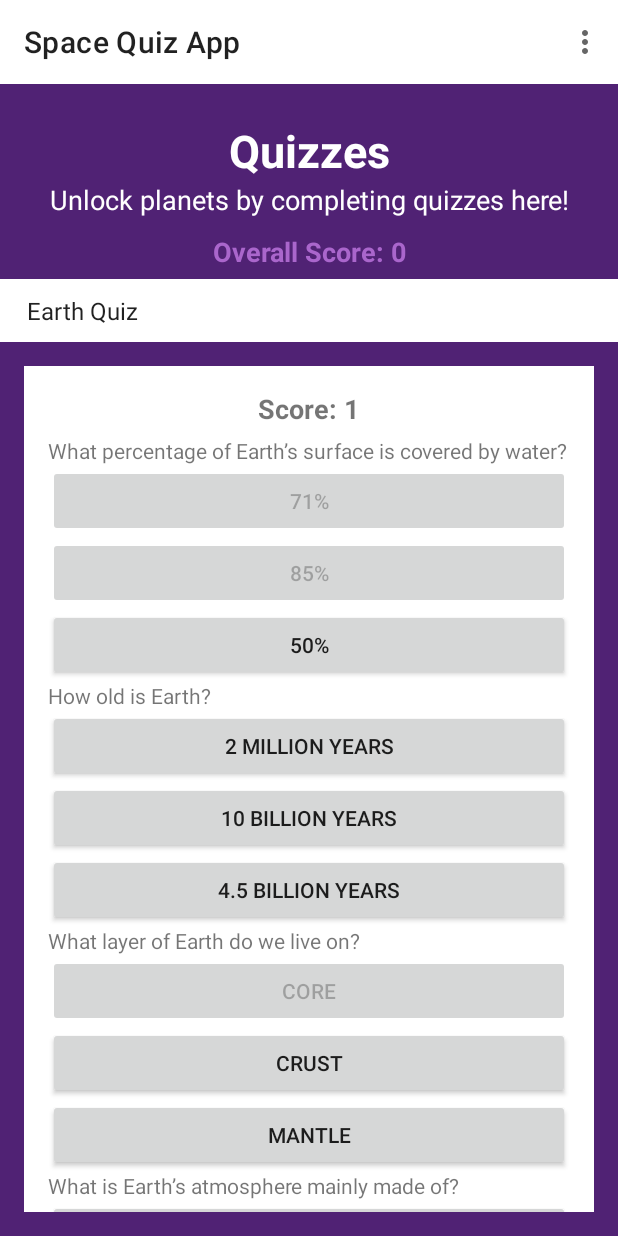
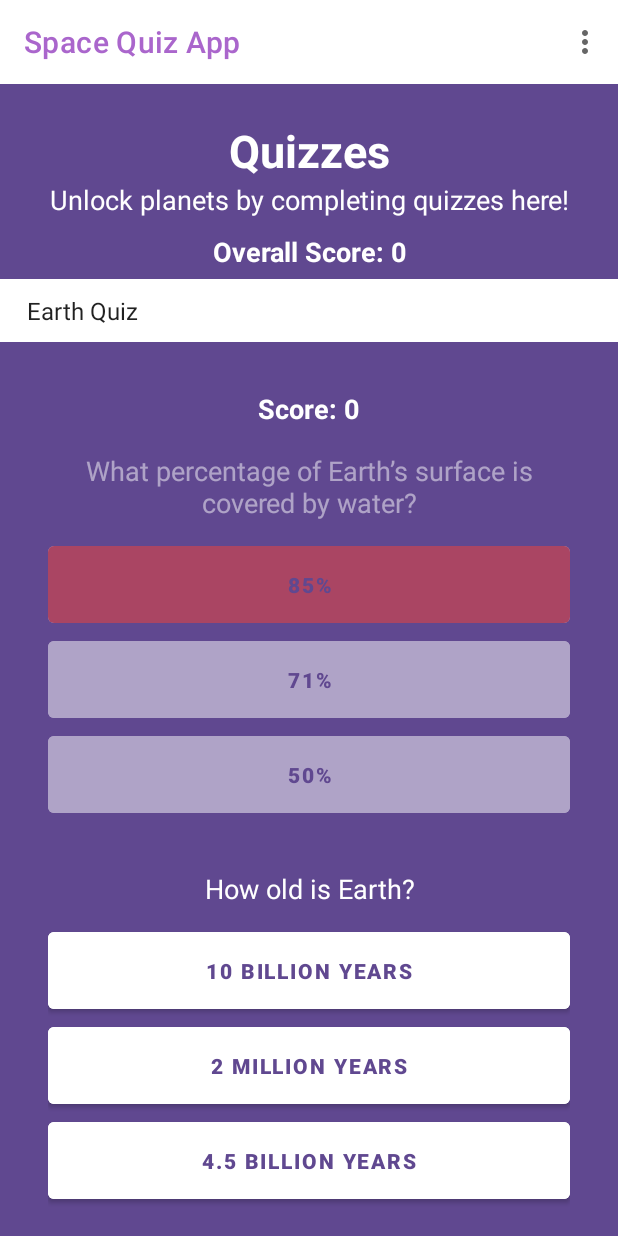
Before and after one commit to amberhogarth/Space_Quiz_App, an Android app: the QuizFragment screen opened directly, with no data from a screen before it, after a tap on "85%", on a phone screen of 412 x 824 dp. Run offline under Robolectric (Android 15) with nearby library versions, the phone set to English and light mode, and no system bars; our stand-ins replace Room's generated code; 3 other taps on this screen came first.

Commit message:
Adjust UI and edit quiz functionality to only be able to answer once per question

```diff
--- a/app/src/main/java/au/edu/jcu/spacequizapp/main/ARActivity.kt
+++ b/app/src/main/java/au/edu/jcu/spacequizapp/main/ARActivity.kt
@@ -9,12 +9,9 @@ import com.google.android.material.floatingactionbutton.ExtendedFloatingActionBu
 import com.google.ar.core.Config
 import io.github.sceneview.ar.ArSceneView
 import io.github.sceneview.ar.node.ArModelNode
-import io.github.sceneview.node.VideoNode
 import io.github.sceneview.math.Position
-import android.media.MediaPlayer
 import android.view.Menu
 import android.view.MenuItem
-import android.widget.Toast
 import androidx.appcompat.widget.Toolbar
 import au.edu.jcu.spacequizapp.R
 import io.github.sceneview.ar.node.PlacementMode
--- a/app/src/main/java/au/edu/jcu/spacequizapp/main/QuizFragment.kt
+++ b/app/src/main/java/au/edu/jcu/spacequizapp/main/QuizFragment.kt
@@ -1,15 +1,21 @@
 package au.edu.jcu.spacequizapp.main
 
+import android.annotation.SuppressLint
 import android.content.Context
+import android.graphics.Color
 import android.os.Bundle
+import android.view.Gravity
 import android.view.LayoutInflater
 import android.view.View
 import android.view.ViewGroup
 import android.widget.Button
+import android.widget.LinearLayout
 import android.widget.TextView
 import android.widget.Toast
 import androidx.appcompat.app.AlertDialog
+import androidx.core.view.children
 import androidx.fragment.app.Fragment
+import au.edu.jcu.spacequizapp.R
 import au.edu.jcu.spacequizapp.databinding.FragmentQuizBinding
 import kotlinx.coroutines.CoroutineScope
 import kotlinx.coroutines.Dispatchers
@@ -69,6 +75,7 @@ class QuizFragment : Fragment() {
         }
     }
 
+    @SuppressLint("InflateParams")
     private fun displayQuestions(questions: List<Question>) {
         CoroutineScope(Dispatchers.IO).launch {
             val db = AppDatabase.getDatabase(requireContext())
@@ -77,58 +84,103 @@ class QuizFragment : Fragment() {
             withContext(Dispatchers.Main) {
                 val isCompleted = quiz.completed
 
-                // Clear the question container to avoid duplication
+                // Update the quiz overlay visibility
+                val overlay = binding.root.findViewById<View>(R.id.quizOverlay)
+                val content = binding.root.findViewById<LinearLayout>(R.id.quizContent)
+
+                if (isCompleted) {
+                    overlay.visibility = View.VISIBLE
+                    content.alpha = 0.5f // Dim the content
+                } else {
+                    overlay.visibility = View.GONE
+                    content.alpha = 1f // Normal opacity
+                }
+
+                // Clear the question container before adding new questions
                 binding.questionContainer.removeAllViews()
 
                 for (question in questions) {
+                    // Question text view
                     val questionView = TextView(requireContext()).apply {
+                        id = View.generateViewId()
                         text = question.questionText
+                        setTextColor(Color.WHITE)
+                        textSize = 18f
+                        setPadding(0, 16, 0, 16)
+                        gravity = Gravity.CENTER_HORIZONTAL
+                    }
+                    binding.questionContainer.addView(questionView)
+
+                    // Buttons for the options
+                    val optionButtons = listOf(
+                        layoutInflater.inflate(R.layout.item_quiz_button, null) as Button,
+                        layoutInflater.inflate(R.layout.item_quiz_button, null) as Button,
+                        layoutInflater.inflate(R.layout.item_quiz_button, null) as Button
+                    ).apply {
+                        this[0].text = question.correctAnswer
+                        this[1].text = question.optionTwo
+                        this[2].text = question.optionThree
+                    }.shuffled()
+
+                    // Set up each button's behavior
+                    optionButtons.forEach { button ->
+                        button.isEnabled = !isCompleted // Disable if quiz is completed
+                        button.setOnClickListener {
+                            handleAnswerClick(button, question.correctAnswer, optionButtons)
+                        }
+                        binding.questionContainer.addView(button)
                     }
 
-                    val optionButtons = listOf(
-                        Button(requireContext()).apply { text = question.correctAnswer },
-                        Button(requireContext()).apply { text = question.optionTwo },
-                        Button(requireContext()).apply { text = question.optionThree }
-                    ).shuffled()
-
-                    binding.questionContainer.apply {
-                        addView(questionView)
-                        optionButtons.forEach { button ->
-                            addView(button)
-                            button.isEnabled = !isCompleted // Disable buttons for completed quizzes
-                            if (!isCompleted) {
-                                button.setOnClickListener {
-                                    handleAnswerClick(button, question.correctAnswer)
-                                }
-                            }
-                        }
+                    // Spacer between questions
+                    val spacerView = View(requireContext()).apply {
+                        layoutParams = LinearLayout.LayoutParams(
+                            LinearLayout.LayoutParams.MATCH_PARENT,
+                            32 // Height of the spacer
+                        )
                     }
+                    binding.questionContainer.addView(spacerView)
                 }
 
-                // Disable the Submit button if the quiz is completed
-                submitButton.isEnabled = !isCompleted
-
-                // Show a toast message if the quiz is view-only
                 if (isCompleted) {
-                    Toast.makeText(requireContext(), "Quiz is view-only. You scored 10/10!", Toast.LENGTH_LONG).show()
+                    Toast.makeText(
+                        requireContext(),
+                        "This quiz is completed and view-only.",
+                        Toast.LENGTH_LONG
+                    ).show()
                 }
             }
         }
     }
 
-
-    private fun handleAnswerClick(button: Button, correctAnswer: String) {
+    private fun handleAnswerClick(button: Button, correctAnswer: String, optionButtons: List<Button>) {
         if (button.isEnabled) {
+            // Check if the answer is correct
             if (button.text == correctAnswer) {
                 score += 1
+                button.setBackgroundColor(Color.parseColor("#4CAF50")) // Green for correct
                 Toast.makeText(requireContext(), "Correct!", Toast.LENGTH_SHORT).show()
             } else {
-                Toast.makeText(requireContext(), "Try again!", Toast.LENGTH_SHORT).show()
+                button.setBackgroundColor(Color.parseColor("#F44336")) // Red for incorrect
+                Toast.makeText(requireContext(), "Incorrect!", Toast.LENGTH_SHORT).show()
             }
-            button.isEnabled = false
+
+            // Disable all buttons for this question
+            optionButtons.forEach { btn ->
+                btn.isEnabled = false
+                btn.alpha = 0.5f // Dim all buttons
+            }
+
+            // Find the question text view within the parent container
+            val questionGroup = button.parent as? LinearLayout
+            val questionTextView = questionGroup?.getChildAt(0) as? TextView
+            questionTextView?.alpha = 0.5f // Dim the question text
+
             updateScoreDisplay()
         }
     }
+
+
+
 
     private fun updateScoreDisplay() {
         "Score: $score".also { scoreTextView.text = it }
--- a/app/src/main/res/layout/activity_ar.xml
+++ b/app/src/main/res/layout/activity_ar.xml
@@ -20,7 +20,9 @@
         android:background="@android:color/white"
         app:layout_constraintEnd_toEndOf="parent"
         app:layout_constraintStart_toStartOf="parent"
-        app:layout_constraintTop_toTopOf="parent" />
+        app:layout_constraintTop_toTopOf="parent"
+        app:titleTextColor="@android:color/holo_purple"
+        android:title="@string/astro_adventure"/>
 
     <!-- Place Button for the AR model -->
     <com.google.android.material.floatingactionbutton.ExtendedFloatingActionButton
--- a/app/src/main/res/layout/activity_quiz.xml
+++ b/app/src/main/res/layout/activity_quiz.xml
@@ -2,14 +2,19 @@
 <LinearLayout xmlns:android="http://schemas.android.com/apk/res/android"
     android:layout_width="match_parent"
     android:layout_height="match_parent"
+    xmlns:app="http://schemas.android.com/apk/res-auto"
     android:orientation="vertical"
-    android:background="@color/blue_purple">
+    android:background="#604890">
 
     <androidx.appcompat.widget.Toolbar
         android:id="@+id/toolbar"
         android:layout_width="match_parent"
         android:layout_height="?attr/actionBarSize"
-        android:background="@android:color/white" />
+        android:background="@android:color/white"
+        app:titleTextColor="@android:color/holo_purple"
+        android:logo="@drawable/picture2"
+        android:title="@string/astro_adventure"
+        />
 
     <TextView
         android:layout_width="match_parent"
@@ -40,7 +45,7 @@
         android:textSize="18sp"
         android:textStyle="bold"
         android:gravity="center"
-        android:textColor="@android:color/holo_purple"
+        android:textColor="#FFFFFF"
         android:paddingBottom="6dp"/>
 
     <Spinner
@@ -48,7 +53,8 @@
         android:layout_width="match_parent"
         android:layout_height="wrap_content"
         android:background="#FFFFFF"
-        android:padding="10dp"/>
+        android:padding="10dp"
+        android:spinnerMode="dropdown"/>
 
     <ScrollView
         android:layout_width="match_parent"
@@ -60,7 +66,7 @@
             android:layout_width="match_parent"
             android:layout_height="wrap_content"
             android:orientation="vertical"
-            android:backgroundTint="@android:color/white"/>
+            android:background="#604890"/>
 
     </ScrollView>
 
--- a/app/src/main/res/layout/fragment_quiz.xml
+++ b/app/src/main/res/layout/fragment_quiz.xml
@@ -1,11 +1,18 @@
 <?xml version="1.0" encoding="utf-8"?>
+<FrameLayout
+    xmlns:android="http://schemas.android.com/apk/res/android"
+    android:id="@+id/quizFragmentContainer"
+    android:layout_width="match_parent"
+    android:layout_height="match_parent"
+    android:background="#604890">
+
+    <!-- Main Quiz Content -->
     <LinearLayout
-    xmlns:android="http://schemas.android.com/apk/res/android"
+        android:id="@+id/quizContent"
         android:layout_width="match_parent"
         android:layout_height="match_parent"
         android:orientation="vertical"
         android:padding="16dp"
-    android:background="@android:color/white"
         android:layout_gravity="center_vertical">
 
         <!-- TextView for displaying the score -->
@@ -17,7 +24,8 @@
             android:text="@string/score_0"
             android:textSize="18sp"
             android:textStyle="bold"
-        android:paddingBottom="6dp"/>
+            android:paddingBottom="6dp"
+            android:textColor="@android:color/white" />
 
         <!-- Container for displaying quiz questions and options -->
         <LinearLayout
@@ -33,5 +41,15 @@
             android:layout_width="match_parent"
             android:layout_height="wrap_content"
             android:backgroundTint="@android:color/holo_purple"
-        android:text="@string/submit" />
+            android:text="@string/submit"
+            android:textColor="@android:color/white" />
     </LinearLayout>
+
+    <!-- Overlay for completed quiz effect -->
+    <View
+        android:id="@+id/quizOverlay"
+        android:layout_width="match_parent"
+        android:layout_height="match_parent"
+        android:background="#80000000"
+        android:visibility="gone" />
+</FrameLayout>
--- a/app/src/main/res/layout/item_quiz_button.xml
+++ b/app/src/main/res/layout/item_quiz_button.xml
@@ -4,4 +4,8 @@
     android:layout_width="match_parent"
     android:layout_height="wrap_content"
     android:layout_margin="8dp"
-    android:textColor="@android:color/white" />
+    android:backgroundTint="#FFFFFF"
+    android:padding="16dp"
+    android:textSize="14sp"
+    android:textColor="#604890"
+    android:textStyle="bold"/>
--- a/app/src/main/res/values/strings.xml
+++ b/app/src/main/res/values/strings.xml
@@ -6,4 +6,5 @@
     <string name="unlock_planets_by_completing_quizzes_here">Unlock planets by completing quizzes here!</string>
     <string name="overall_score_0">Overall Score: 0</string>
     <string name="place">Place</string>
+    <string name="astro_adventure">Astro Adventure</string>
 </resources>
```
Lines whose indentation alone changed are shown as unchanged.
